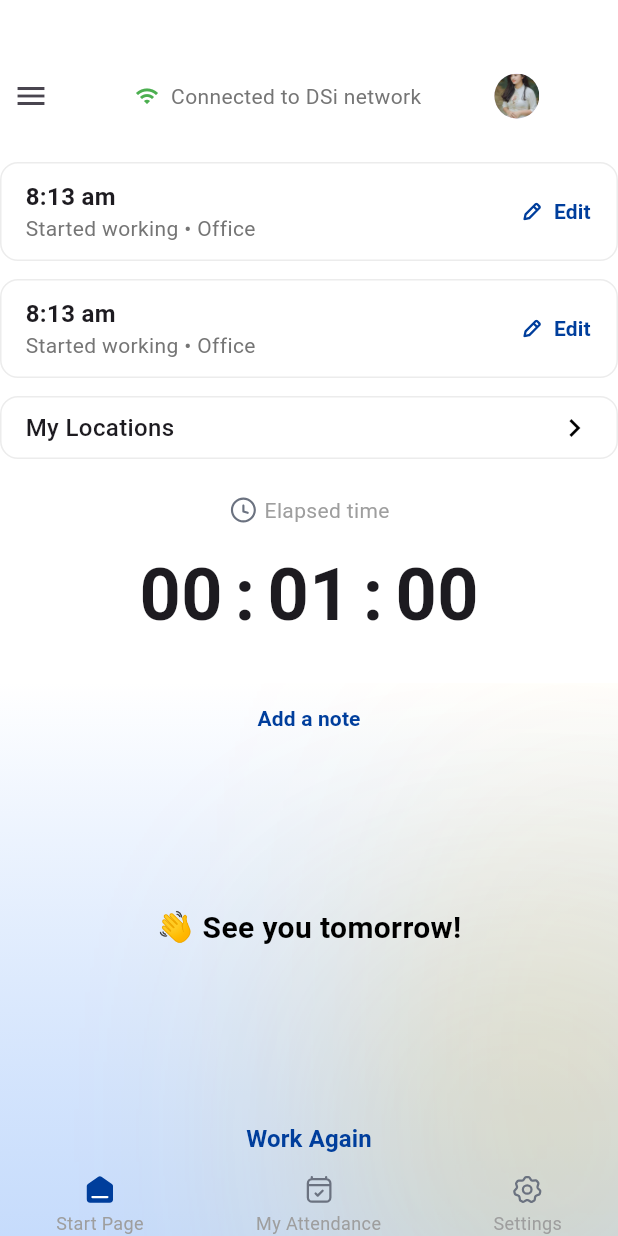
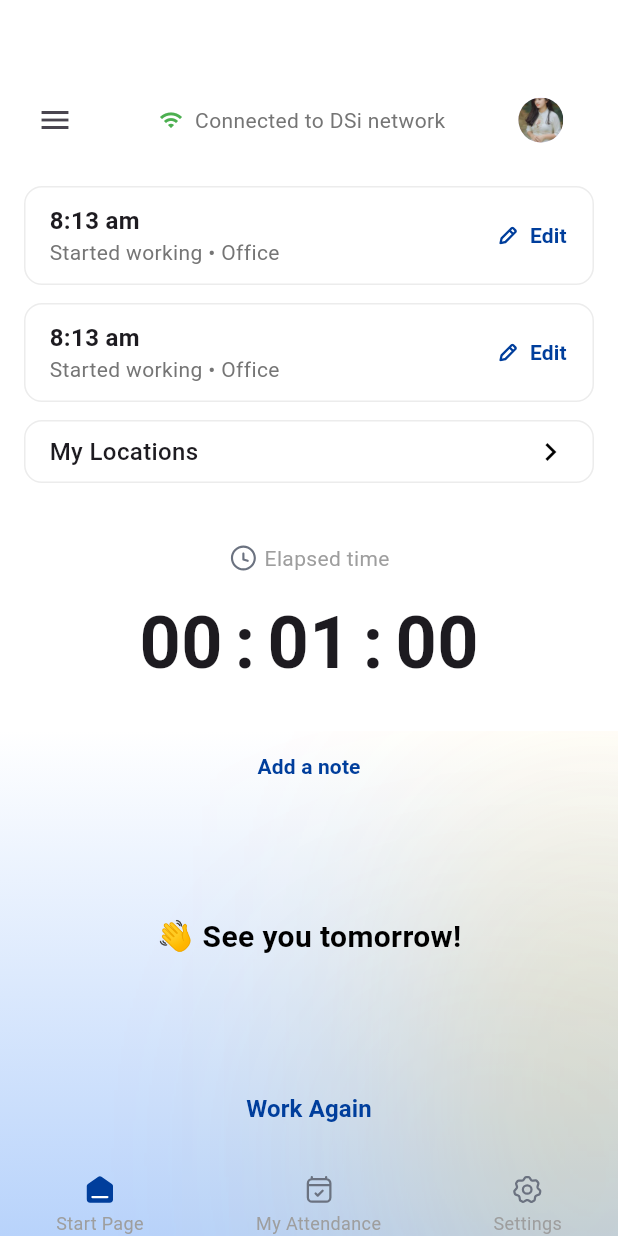
Before and after one commit to kabbo25/new_design, a Flutter app: the FinishWorkingView screen opened directly, on a phone screen of 412 x 824 dp. Run offline on Flutter 3.47's test engine with Material 3 defaults, Android fonts, the phone set to English and light mode, and no system bars; our stand-ins replace connectivity_plus, flutter_svg, gap, geocoding, geolocator, go_router and 1 more; missing offline and left inert: gif_view, network_info_plus; project files that could hold a hidden picture were left out.

Commit message:
fixing padding and graident

```diff
--- a/lib/features/finish_working/view/pages/finish_working_page.dart
+++ b/lib/features/finish_working/view/pages/finish_working_page.dart
@@ -48,6 +48,11 @@ class FinishWorkingView extends StatelessWidget {
                 mainAxisAlignment: MainAxisAlignment.spaceBetween,
                 children: [
                   // network status bar with circle avatar
+                  Padding(
+                    padding: const EdgeInsets.symmetric(
+                        horizontal: 16, vertical: 16),
+                    child: Column(
+                      children: [
                         const NetworkProfileBar(),
                         const SizedBox(height: 20),
 
@@ -67,6 +72,9 @@ class FinishWorkingView extends StatelessWidget {
                           onLocationSelected: (location) {
                             viewModel.updateLocation(location);
                           },
+                        ),
+                      ],
+                    ),
                   ),
                   // Timer section
                   //const Spacer(),
@@ -126,7 +134,7 @@ class FinishWorkingView extends StatelessWidget {
                                     ),
                                   ),
                                 ),
-                                //const Spacer(),
+                                const Gap(20),
                                 const BottomNavigationSection(),
                               ],
                             ),
--- a/lib/features/finish_working/view/widgets/bottom_gradient.dart
+++ b/lib/features/finish_working/view/widgets/bottom_gradient.dart
@@ -48,13 +48,13 @@ class BottomGradient extends StatelessWidget {
                 borderRadius: BorderRadius.circular(0),
                 boxShadow: [
                   BoxShadow(
-                    color: config.glowColor.withOpacity(0.1),
+                    color: config.glowColor.withOpacity(0.2),
                     blurRadius: 200,
                     offset: const Offset(0, -50),
                     spreadRadius: 200,
                   ),
                   BoxShadow(
-                    color: config.glowColor.withOpacity(0.2),
+                    color: config.glowColor.withOpacity(0.1),
                     blurRadius: 200,
                     offset: const Offset(-100, 50),
                     spreadRadius: 200,
--- a/lib/features/finish_working/view/widgets/network_profile_bar.dart
+++ b/lib/features/finish_working/view/widgets/network_profile_bar.dart
@@ -1,6 +1,7 @@
 import 'package:flutter/material.dart';
 import 'package:gap/gap.dart';
-import 'package:new_design/core/generated/assets.dart';
+import 'package:new_design/generated/assets.dart';
+
 
 import '../../../../core/theme/app_palette.dart';
 import '../../../../core/theme/app_text_styles.dart';
--- a/lib/features/finish_working/view/widgets/working_status_card.dart
+++ b/lib/features/finish_working/view/widgets/working_status_card.dart
@@ -3,8 +3,7 @@ import 'package:flutter_svg/flutter_svg.dart';
 import 'package:gap/gap.dart';
 import 'package:new_design/core/theme/app_text_styles.dart';
 import 'package:new_design/features/finish_working/model/working_status.dart';
-
-import '../../../../core/generated/assets.dart';
+import 'package:new_design/generated/assets.dart';
 
 class WorkingStatusCard extends StatelessWidget {
   final WorkingStatus workingStatus;
--- a/lib/features/finish_working/viewmodel/finish_working_view_model.dart
+++ b/lib/features/finish_working/viewmodel/finish_working_view_model.dart
@@ -17,7 +17,7 @@ class FinishWorkingViewModel extends ChangeNotifier {
   BackgroundConfig get backgroundConfig => BackgroundConfig(
         gradientColors: [
           const Color(0xFFFFFFFF).withOpacity(1), // White
-          const Color(0xFFB8D3FB).withOpacity(0.8), // Light blue
+          const Color(0xFFB8D3FB).withOpacity(1), // Light blue
         ],
         gradientBegin: Alignment.topCenter,
         gradientEnd: Alignment.bottomCenter,
```
Lines whose indentation alone changed are shown as unchanged.
